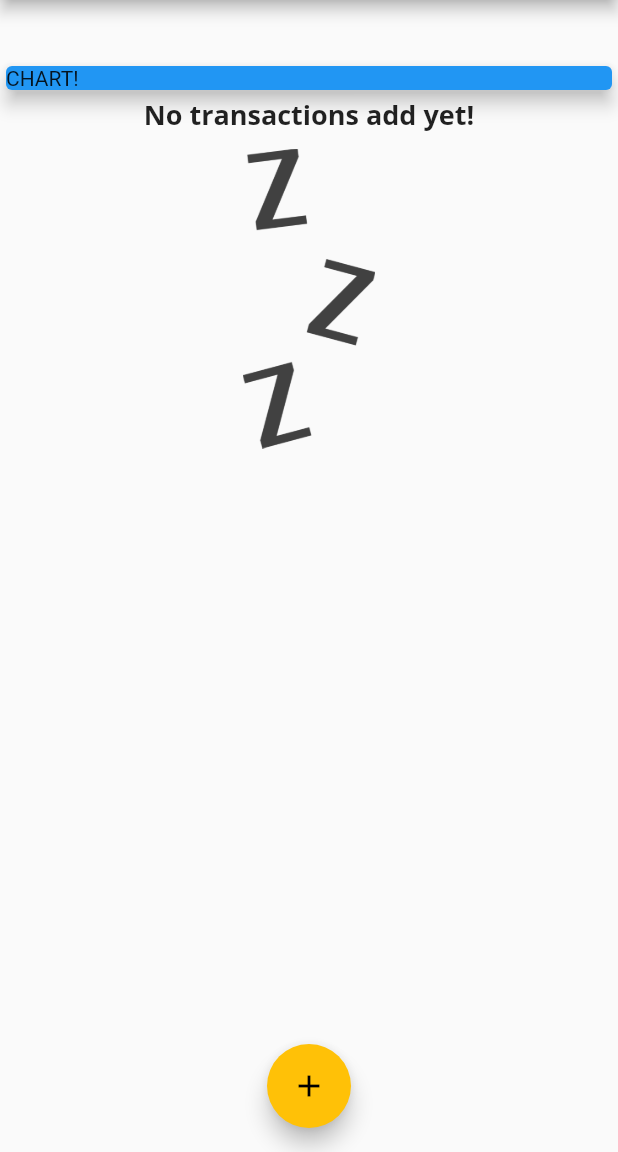
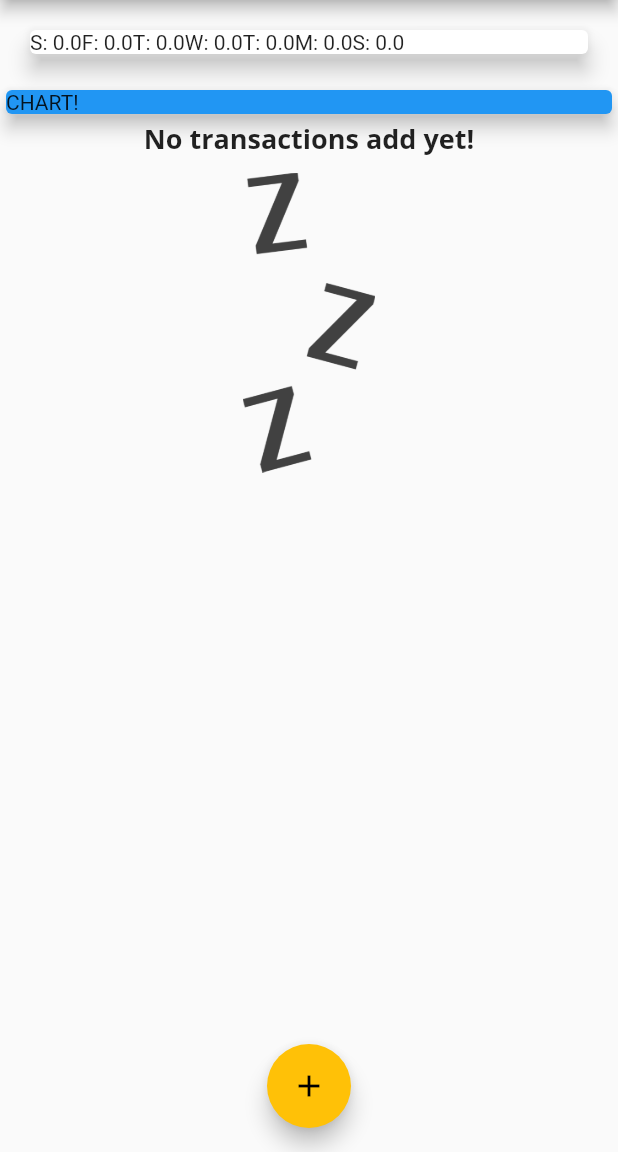
Before and after one commit to godo129/Flutter_Expense_App, a Flutter app: the screen it shows after launch, on a phone screen of 412 x 824 dp, the part 84-1236 px from its top. Run offline on Flutter 3.47's test engine with Material 2 defaults, Android fonts, the phone set to English and light mode, and no system bars; Roboto replaces fonts that are missing (Open Sans).

Commit message:
creating Bars for chart

```diff
--- a/lib/widgets/chart.dart
+++ b/lib/widgets/chart.dart
@@ -26,7 +26,7 @@
       print(totalSum);
 
       return {
-        'day': DateFormat.E().format(weekDay),
+        'day': DateFormat.E().format(weekDay).substring(0, 1),
         'amount': totalSum,
       };
     });
@@ -39,9 +39,9 @@
       elevation: 6,
       margin: EdgeInsets.all(20),
       child: Row(
-        children: <Widget>[
-
-        ],
+        children: groupTranscationValues.map((data) {
+          return Text('${data['day']}: ${data['amount']}');
+        }).toList(),
       ),
     );
   }
```
Also changed, not shown: lib/widgets/chart_bar.dart (added, +50 -0 lines).
